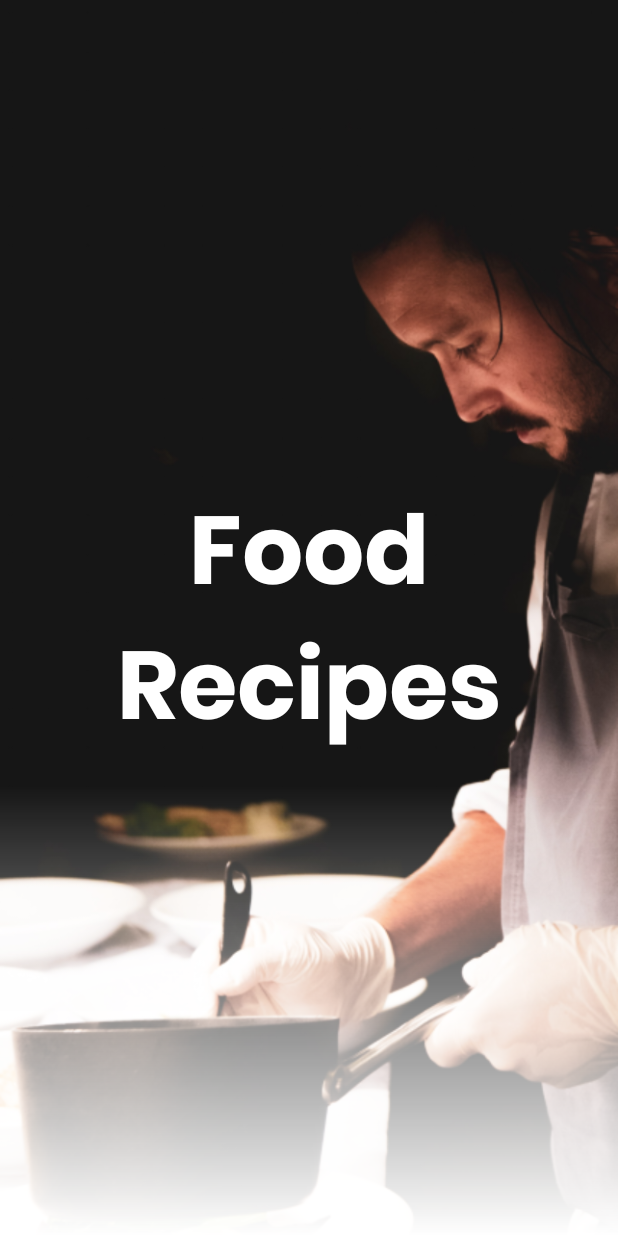
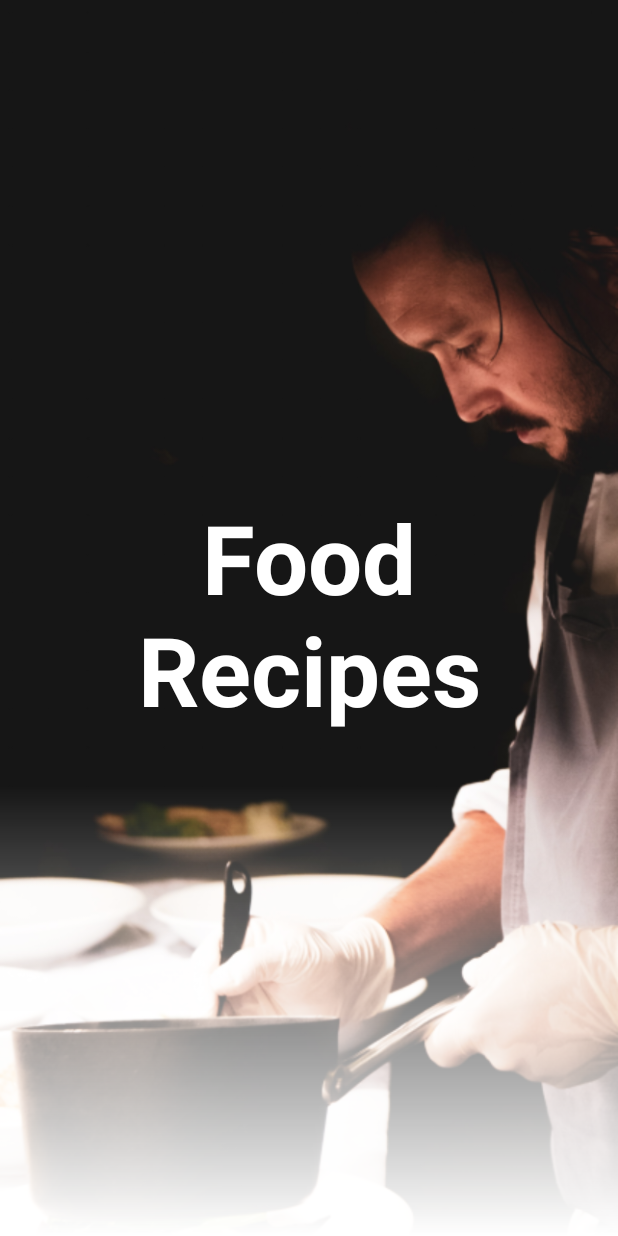
Before and after one commit to spartak0/RecipesApp, an Android app: the SplashFragment screen opened directly, with no data from a screen before it, on a phone screen of 412 x 824 dp. Run offline under Robolectric (Android 15) with nearby library versions, the phone set to English and light mode, and no system bars.

Commit message:
[feature] bottom navigation and theming

```diff
--- a/app/src/main/res/layout/activity_main.xml
+++ b/app/src/main/res/layout/activity_main.xml
@@ -7,7 +7,7 @@
     tools:context=".ui.main_activity.MainActivity">
 
     <androidx.fragment.app.FragmentContainerView
-        android:id="@+id/fragmentContainerView"
+        android:id="@+id/rootFragmentContainer"
         android:name="androidx.navigation.fragment.NavHostFragment"
         android:layout_width="match_parent"
         android:layout_height="match_parent"
--- a/app/src/main/res/navigation/root_graph.xml
+++ b/app/src/main/res/navigation/root_graph.xml
@@ -17,6 +17,8 @@
         tools:layout="@layout/fragment_splash" >
         <action
             android:id="@+id/action_splashFragment_to_mainFragment"
-            app:destination="@id/mainFragment" />
+            app:destination="@id/mainFragment"
+            app:popUpTo="@id/splashFragment"
+            app:popUpToInclusive="true" />
     </fragment>
 </navigation>
--- a/app/src/main/res/values-night/themes.xml
+++ b/app/src/main/res/values-night/themes.xml
@@ -1,11 +1,33 @@
+
 <resources>
     <style name="Base.Theme.RecipesApp" parent="Theme.Material3.DayNight.NoActionBar">
         <item name="colorPrimary">@color/primary</item>
-        <item name="android:textColor">@color/white</item>
+        <item name="colorOnPrimary">@color/onPrimary</item>
+        <item name="colorPrimaryContainer">@color/primaryContainer</item>
+        <item name="colorOnPrimaryContainer">@color/onPrimaryContainer</item>
+        <item name="colorSecondary">@color/secondary</item>
+        <item name="colorOnSecondary">@color/onSecondary</item>
+        <item name="colorSecondaryContainer">@color/secondaryContainer</item>
+        <item name="colorOnSecondaryContainer">@color/onSecondaryContainer</item>
+        <item name="colorTertiary">@color/tertiary</item>
+        <item name="colorOnTertiary">@color/onTertiary</item>
+        <item name="colorTertiaryContainer">@color/tertiaryContainer</item>
+        <item name="colorOnTertiaryContainer">@color/onTertiaryContainer</item>
+        <item name="colorError">@color/error</item>
+        <item name="colorErrorContainer">@color/errorContainer</item>
+        <item name="colorOnError">@color/onError</item>
+        <item name="colorOnErrorContainer">@color/onErrorContainer</item>
+        <item name="android:colorBackground">@color/background</item>
+        <item name="colorOnBackground">@color/onBackground</item>
+        <item name="colorSurface">@color/surface</item>
+        <item name="colorOnSurface">@color/onSurface</item>
+        <item name="colorSurfaceVariant">@color/surfaceVariant</item>
+        <item name="colorOnSurfaceVariant">@color/onSurfaceVariant</item>
+        <item name="colorOutline">@color/outline</item>
+        <item name="colorOnSurfaceInverse">@color/inverseOnSurface</item>
+        <item name="colorSurfaceInverse">@color/inverseSurface</item>
+        <item name="colorPrimaryInverse">@color/inversePrimary</item>
+    </style>
 
-        <item name="fontFamily">@font/poppins_font</item>
-        <item name="android:includeFontPadding">false</item>
-    </style>
     <style name="Theme.RecipesApp" parent="Base.Theme.RecipesApp" />
-
 </resources>
--- a/app/src/main/res/values/colors.xml
+++ b/app/src/main/res/values/colors.xml
@@ -1,7 +1,37 @@
-<?xml version="1.0" encoding="utf-8"?>
+
 <resources>
-    <color name="black">#FF000000</color>
-    <color name="white">#FFFFFFFF</color>
-    <color name="primary">#FFD99651</color>
+    <color name="seed">#D99651</color>
+    <color name="primary">#8B5000</color>
+    <color name="onPrimary">#FFFFFF</color>
+    <color name="primaryContainer">#FFDCBE</color>
+    <color name="onPrimaryContainer">#2D1600</color>
+    <color name="secondary">#735A42</color>
+    <color name="onSecondary">#FFFFFF</color>
+    <color name="secondaryContainer">#FFDCBE</color>
+    <color name="onSecondaryContainer">#291806</color>
+    <color name="tertiary">#586339</color>
+    <color name="onTertiary">#FFFFFF</color>
+    <color name="tertiaryContainer">#DCE8B4</color>
+    <color name="onTertiaryContainer">#161E00</color>
+    <color name="error">#BA1A1A</color>
+    <color name="errorContainer">#FFDAD6</color>
+    <color name="onError">#FFFFFF</color>
+    <color name="onErrorContainer">#410002</color>
+    <color name="background">#FFFBFF</color>
+    <color name="onBackground">#201B16</color>
+    <color name="surface">#FFFBFF</color>
+    <color name="onSurface">#201B16</color>
+    <color name="surfaceVariant">#F2DFD1</color>
+    <color name="onSurfaceVariant">#51453A</color>
+    <color name="outline">#837468</color>
+    <color name="inverseOnSurface">#FAEFE7</color>
+    <color name="inverseSurface">#352F2B</color>
+    <color name="inversePrimary">#FFB871</color>
+    <color name="shadow">#000000</color>
+    <color name="surfaceTint">#8B5000</color>
+    <color name="outlineVariant">#D5C3B5</color>
+    <color name="scrim">#000000</color>
+
+    <color name="white">#FFFFFF</color>
     <color name="transparent">#00000000</color>
 </resources>
--- a/app/src/main/res/values/strings.xml
+++ b/app/src/main/res/values/strings.xml
@@ -3,4 +3,6 @@
     <string name="hello_blank_fragment">Hello blank fragment</string>
     <string name="food_recipes">Food\nRecipes</string>
     <string name="chef">chef</string>
+    <string name="home">Home</string>
+    <string name="favorite">Favorite</string>
 </resources>
--- a/app/src/main/res/values/themes.xml
+++ b/app/src/main/res/values/themes.xml
@@ -1,13 +1,33 @@
+
 <resources>
-
     <style name="Base.Theme.RecipesApp" parent="Theme.Material3.DayNight.NoActionBar">
         <item name="colorPrimary">@color/primary</item>
-        <item name="android:textColor">@color/black</item>
-
-        <item name="fontFamily">@font/poppins_font</item>
-        <item name="android:includeFontPadding">false</item>
+        <item name="colorOnPrimary">@color/onPrimary</item>
+        <item name="colorPrimaryContainer">@color/primaryContainer</item>
+        <item name="colorOnPrimaryContainer">@color/onPrimaryContainer</item>
+        <item name="colorSecondary">@color/secondary</item>
+        <item name="colorOnSecondary">@color/onSecondary</item>
+        <item name="colorSecondaryContainer">@color/secondaryContainer</item>
+        <item name="colorOnSecondaryContainer">@color/onSecondaryContainer</item>
+        <item name="colorTertiary">@color/tertiary</item>
+        <item name="colorOnTertiary">@color/onTertiary</item>
+        <item name="colorTertiaryContainer">@color/tertiaryContainer</item>
+        <item name="colorOnTertiaryContainer">@color/onTertiaryContainer</item>
+        <item name="colorError">@color/error</item>
+        <item name="colorErrorContainer">@color/errorContainer</item>
+        <item name="colorOnError">@color/onError</item>
+        <item name="colorOnErrorContainer">@color/onErrorContainer</item>
+        <item name="android:colorBackground">@color/background</item>
+        <item name="colorOnBackground">@color/onBackground</item>
+        <item name="colorSurface">@color/surface</item>
+        <item name="colorOnSurface">@color/onSurface</item>
+        <item name="colorSurfaceVariant">@color/surfaceVariant</item>
+        <item name="colorOnSurfaceVariant">@color/onSurfaceVariant</item>
+        <item name="colorOutline">@color/outline</item>
+        <item name="colorOnSurfaceInverse">@color/inverseOnSurface</item>
+        <item name="colorSurfaceInverse">@color/inverseSurface</item>
+        <item name="colorPrimaryInverse">@color/inversePrimary</item>
     </style>
 
     <style name="Theme.RecipesApp" parent="Base.Theme.RecipesApp" />
-
 </resources>
```
Also changed, not shown: app/src/main/java/com/spartak/recipesapp/ui/favorite_screen/FavoriteFragment.kt (added, +20 -0 lines), app/src/main/java/com/spartak/recipesapp/ui/home_screen/HomeFragment.kt (added, +20 -0 lines), app/src/main/java/com/spartak/recipesapp/ui/main_screen/MainFragment.kt (+13 -3 lines), app/src/main/res/drawable/home.xml (added, +18 -0 lines), app/src/main/res/drawable/save.xml (added, +11 -0 lines), app/src/main/res/layout/fragment_favorite.xml (added, +13 -0 lines), app/src/main/res/layout/fragment_home.xml (added, +13 -0 lines), app/src/main/res/layout/fragment_main.xml (+18 -5 lines), app/src/main/res/menu/bottom_navigation_items.xml (added, +9 -0 lines), app/src/main/res/navigation/bottom_navigation_graph.xml (added, +18 -0 lines).
